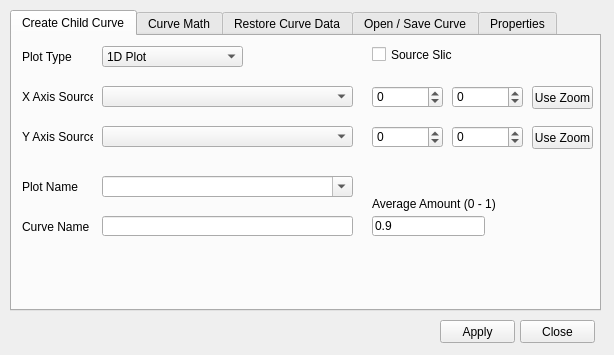
d-wizard/plotter, file curveproperties.ui: the form before one commit.
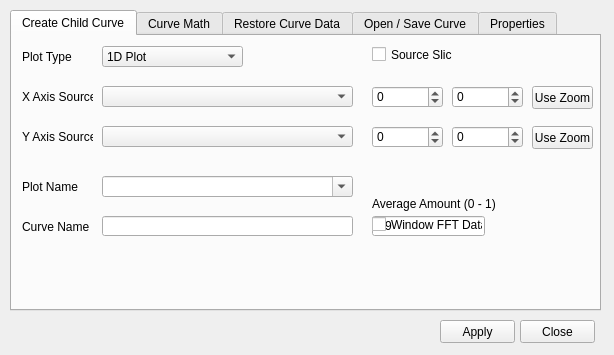
The form after the commit. The open tabs and pages were chosen to show the change.

```diff
--- a/curveproperties.ui
+++ b/curveproperties.ui
@@ -329,6 +329,19 @@
       <string>Average Amount (0 - 1)</string>
      </property>
     </widget>
+    <widget class="QCheckBox" name="chkWindow">
+     <property name="geometry">
+      <rect>
+       <x>360</x>
+       <y>180</y>
+       <width>111</width>
+       <height>17</height>
+      </rect>
+     </property>
+     <property name="text">
+      <string>Window FFT Data</string>
+     </property>
+    </widget>
    </widget>
    <widget class="QWidget" name="tabCurveMath">
     <attribute name="title">
```
Left out of the diff: 2 changed lines with no effect on the pictures.
